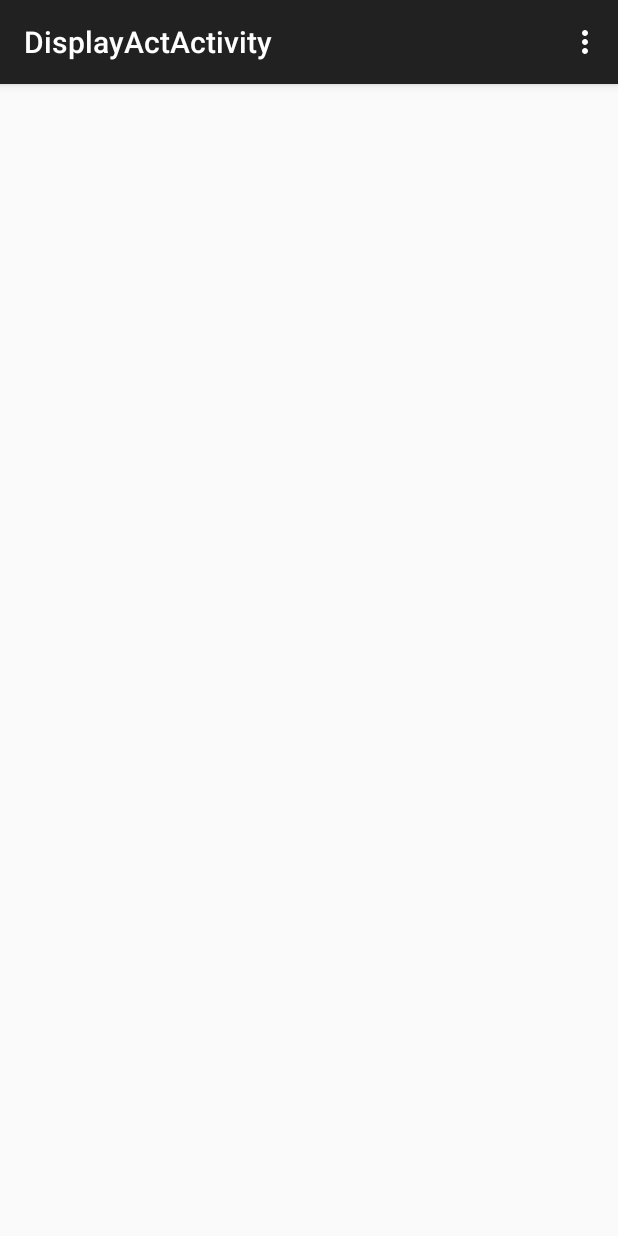
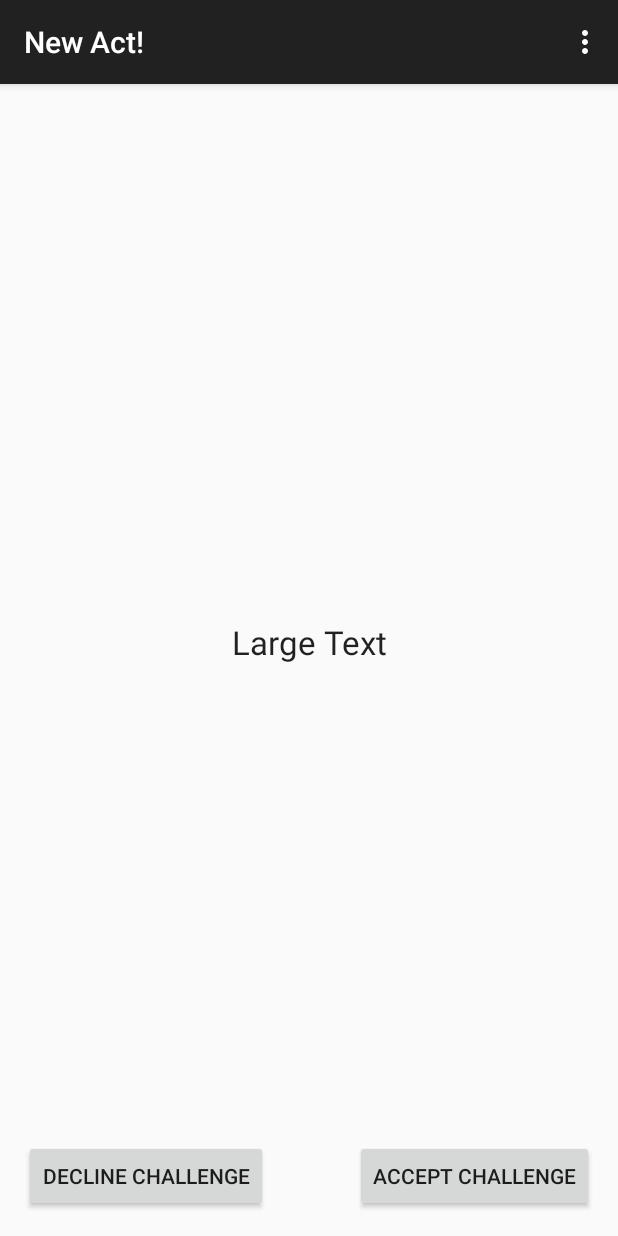
Before and after one commit to Djeisen642/CasualKindness, an Android app: the DisplayActActivity screen opened directly, with no data from a screen before it, on a phone screen of 412 x 824 dp. Run offline under Robolectric (Android 15) with nearby library versions, the phone set to English and light mode, and no system bars; libraries missing offline, so code that uses them is left out: com.parse; 2 statements that could not run were skipped.

Commit message:
Worked on second activity Loads from parse (slowly) Added no act checking

```diff
--- a/app/src/main/AndroidManifest.xml
+++ b/app/src/main/AndroidManifest.xml
@@ -23,9 +23,6 @@
         <activity
             android:name=".DisplayActActivity"
             android:label="@string/title_activity_display_act">
-            <meta-data
-                android:name="android.support.PARENT_ACTIVITY"
-                android:value="com.priorityoneexpression.casualkindness.MainActivity" />
         </activity>
     </application>
 
--- a/app/src/main/java/com/priorityoneexpression/casualkindness/CasualKindness.java
+++ b/app/src/main/java/com/priorityoneexpression/casualkindness/CasualKindness.java
@@ -18,5 +18,6 @@ public class CasualKindness extends Application {
 
         Parse.initialize(this, "3HwsLkZpIG4FrvRDg3GKwOR3jLnj5IG0XQ07h7Yb", "JPTR7O8McreukkFvMkJPVXT61dUIUTEr8CJdH5yG");
 
+        // TODO: Seed local Datastore
     }
 }
--- a/app/src/main/java/com/priorityoneexpression/casualkindness/DisplayActActivity.java
+++ b/app/src/main/java/com/priorityoneexpression/casualkindness/DisplayActActivity.java
@@ -1,17 +1,52 @@
 package com.priorityoneexpression.casualkindness;
 
+import android.content.Intent;
 import android.os.Bundle;
 import android.support.v7.app.ActionBarActivity;
+import android.util.Log;
 import android.view.Menu;
 import android.view.MenuItem;
+import android.view.View;
+import android.widget.TextView;
+
+import com.parse.GetCallback;
+import com.parse.ParseException;
+import com.parse.ParseObject;
+import com.parse.ParseQuery;
 
 
 public class DisplayActActivity extends ActionBarActivity {
 
+    private TextView titleView = null;
+    private TextView descriptionView = null;
+
     @Override
     protected void onCreate(Bundle savedInstanceState) {
         super.onCreate(savedInstanceState);
-
+        setContentView(R.layout.activity_display_act);
+        titleView = (TextView) findViewById(R.id.actTitleView);
+        descriptionView = (TextView) findViewById(R.id.actDescriptionView);
+        Intent intent = getIntent();
+        String objectId = intent.getStringExtra(MainActivity.EXTRA_ID);
+        ParseQuery <ParseObject> query = ParseQuery.getQuery("Acts");
+        query.getInBackground(objectId, new GetCallback<ParseObject>() {
+            @Override
+            public void done(ParseObject parseObject, ParseException e) {
+                if (e == null) {
+                    Log.d("act", "Retrieved: " + parseObject.getObjectId());
+                    String title = parseObject.getString("UniqueDescriptiveName");
+                    String description = parseObject.getString("FullDescription");
+                    if (titleView == null || descriptionView == null) {
+                        Log.d("View", "Error: Views don't exist.");
+                    } else {
+                        titleView.setText(title);
+                        descriptionView.setText(description);
+                    }
+                } else {
+                    Log.d("act", "Error: " + e.getMessage());
+                }
+            }
+        });
     }
 
 
@@ -37,4 +72,12 @@ public class DisplayActActivity extends ActionBarActivity {
         return super.onOptionsItemSelected(item);
     }
 
+    public void acceptAct(View view) {
+        // TODO: Add checklist
+    }
+
+    public void declineAct(View view) {
+        Intent intent = new Intent(this, MainActivity.class);
+        startActivity(intent);
+    }
 }
--- a/app/src/main/res/layout/activity_display_act.xml
+++ b/app/src/main/res/layout/activity_display_act.xml
@@ -6,34 +6,6 @@
     android:paddingBottom="@dimen/activity_vertical_margin"
     tools:context="com.priorityoneexpression.casualkindness.DisplayActActivity">
 
-    <TextView
-        android:layout_width="wrap_content"
-        android:layout_height="wrap_content"
-        android:textAppearance="?android:attr/textAppearanceMedium"
-        android:text="@string/actDescription"
-        android:id="@+id/textView3"
-        android:textAlignment="center"
-        android:layout_below="@+id/textView4"
-        android:layout_alignParentLeft="true"
-        android:layout_alignParentStart="true"
-        android:layout_alignParentRight="true"
-        android:layout_alignParentEnd="true"
-        android:textIsSelectable="true"
-        android:layout_above="@+id/button2" />
-
-    <TextView
-        android:layout_width="wrap_content"
-        android:layout_height="wrap_content"
-        android:textAppearance="?android:attr/textAppearanceLarge"
-        android:text="@string/actTitle"
-        android:id="@+id/textView4"
-        android:layout_alignParentTop="true"
-        android:layout_alignParentLeft="true"
-        android:layout_alignParentStart="true"
-        android:layout_alignParentRight="true"
-        android:layout_alignParentEnd="true"
-        android:textAlignment="center" />
-
     <Button
         android:layout_width="wrap_content"
         android:layout_height="wrap_content"
@@ -41,7 +13,8 @@
         android:id="@+id/button2"
         android:layout_alignParentBottom="true"
         android:layout_alignParentLeft="true"
-        android:layout_alignParentStart="true" />
+        android:layout_alignParentStart="true"
+        android:onClick="declineAct" />
 
     <Button
         android:layout_width="wrap_content"
@@ -50,6 +23,47 @@
         android:id="@+id/button3"
         android:layout_alignParentBottom="true"
         android:layout_alignParentRight="true"
-        android:layout_alignParentEnd="true" />
+        android:layout_alignParentEnd="true"
+        android:onClick="acceptAct" />
+
+    <RelativeLayout
+        android:layout_width="fill_parent"
+        android:layout_height="fill_parent"
+        android:layout_alignTop="@+id/actTitleView"
+        android:layout_alignParentLeft="true"
+        android:layout_alignParentStart="true"
+        android:gravity="center">
+
+        <TextView
+            android:layout_width="wrap_content"
+            android:layout_height="wrap_content"
+            android:textAppearance="?android:attr/textAppearanceLarge"
+            android:text="@string/actTitle"
+            android:id="@+id/actTitleView"
+            android:textAlignment="center"
+            android:includeFontPadding="false"
+            android:layout_alignParentTop="true"
+            android:layout_alignParentLeft="true"
+            android:layout_alignParentStart="true"
+            android:layout_alignParentRight="true"
+            android:layout_alignParentEnd="true"
+            android:gravity="center"/>
+
+        <TextView
+            android:layout_width="wrap_content"
+            android:layout_height="wrap_content"
+            android:textAppearance="?android:attr/textAppearanceMedium"
+            android:text="@string/actDescription"
+            android:id="@+id/actDescriptionView"
+            android:textAlignment="center"
+            android:includeFontPadding="false"
+            android:layout_below="@+id/actTitleView"
+            android:layout_alignParentLeft="true"
+            android:layout_alignParentStart="true"
+            android:layout_alignParentRight="true"
+            android:layout_alignParentEnd="true"
+            android:autoLink="web"
+            android:gravity="center"/>
+    </RelativeLayout>
 
 </RelativeLayout>
--- a/app/src/main/res/layout/activity_main.xml
+++ b/app/src/main/res/layout/activity_main.xml
@@ -13,7 +13,7 @@
         android:layout_below="@+id/radioGroup"
         android:layout_centerHorizontal="true"
         android:layout_marginTop="23dp"
-        android:onClick="sendMessage"/>
+        android:onClick="getAct"/>
 
     <TextView
         android:layout_width="wrap_content"
--- a/app/src/main/res/values/strings.xml
+++ b/app/src/main/res/values/strings.xml
@@ -13,7 +13,7 @@
     <string name="pricelessString">Priceless!</string>
     <string name="newActButtonString">Get me an Act!</string>
     <string name="timeAmountString">1 minute</string>
-    <string name="title_activity_display_act">DisplayActActivity</string>
+    <string name="title_activity_display_act">New Act!</string>
     <string name="actTitle">Large Text</string>
     <string name="actDescription" />
     <string name="actAcceptString">Accept Challenge</string>
```
Also changed, not shown: app/src/main/java/com/priorityoneexpression/casualkindness/MainActivity.java (+65 -10 lines).
